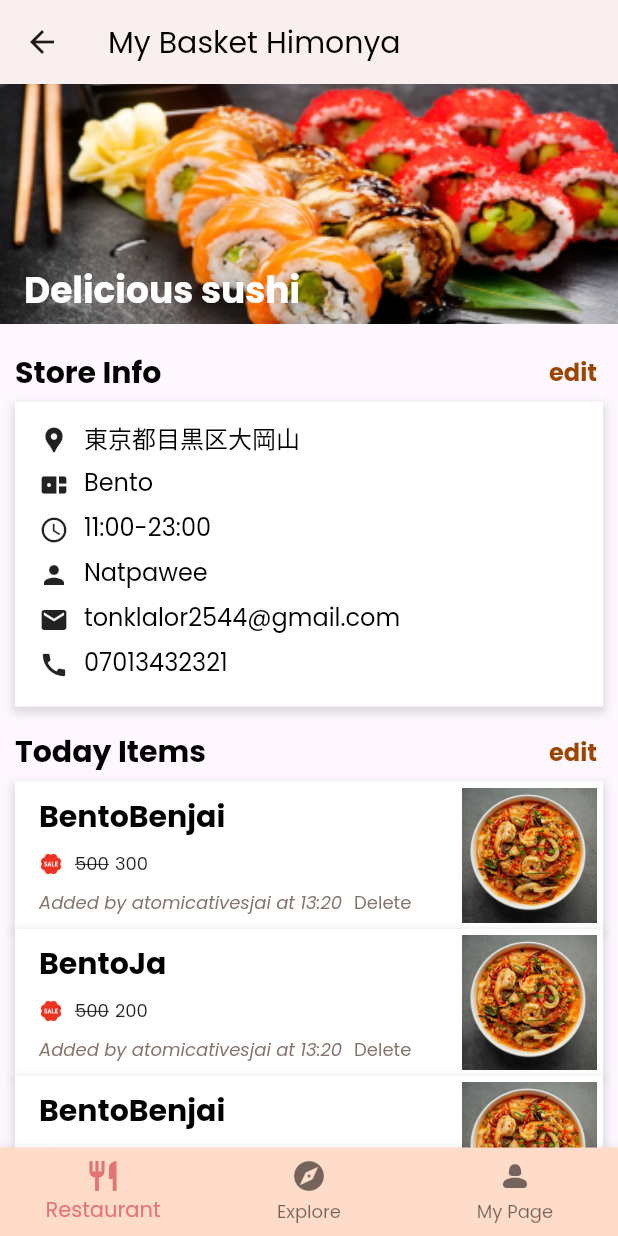
After one commit to supawichable/ReFoodable, a Flutter app: the RestaurantMyPage screen opened directly, after a tap on "edit", on a phone screen of 412 x 824 dp. The commit adds this screen. Run offline on Flutter 3.47's test engine with Material 2 defaults, Android fonts, the phone set to English and light mode, and no system bars; our stand-ins replace anim_search_bar, auto_route, cloud_firestore, firebase_auth, firebase_core, flutter_dotenv and 4 more; accounts and stored records are empty; generated files the repository leaves out were written again.

```diff
--- a/lib/home/my_page.dart
+++ b/lib/home/my_page.dart
@@ -6,6 +6,7 @@ import 'package:cloud_firestore/cloud_firestore.dart';
 import 'package:firebase_core/firebase_core.dart';
 
 import '../models/restaurant/_restaurant.dart';
+import '../screens/restaurant_my_page.dart';
 
 class MyPage extends StatelessWidget {
   const MyPage({super.key});
@@ -73,8 +74,11 @@ class _LoggedInState extends State<LoggedIn> {
     return Column(mainAxisAlignment: MainAxisAlignment.center, children: [
       // sign in page button
       ElevatedButton(
-        onPressed: () {},
-        child: const Text('Query Restaurant'),
+        onPressed: () {
+          Navigator.push(context,
+              MaterialPageRoute(builder: (context) => RestaurantMyPage()));
+        },
+        child: const Text('Go to Restaurant'),
       ),
       ElevatedButton(
         onPressed: () {
--- /dev/null
+++ b/lib/screens/restaurant_my_page.dart
@@ -0,0 +1,110 @@
+import 'package:flutter/material.dart';
+import 'package:gdsctokyo/home/explore.dart';
+import 'package:gdsctokyo/home/my_page.dart';
+import 'package:gdsctokyo/home/restaurant.dart';
+import 'package:gdsctokyo/theme/color_schemes.g.dart';
+import 'package:gdsctokyo/widgets/big_text.dart';
+import 'package:gdsctokyo/widgets/my_items.dart';
+import 'package:gdsctokyo/widgets/store_info.dart';
+import 'package:gdsctokyo/widgets/today_items.dart';
+
+class RestaurantMyPage extends StatefulWidget {
+  const RestaurantMyPage({super.key});
+
+  @override
+  State<RestaurantMyPage> createState() => _RestaurantMyPageState();
+}
+
+class _RestaurantMyPageState extends State<RestaurantMyPage> {
+  int currentPage = 0;
+  List<Widget> pages = [
+    RestaurantPage(),
+    Explore(),
+    MyPage(),
+  ];
+
+  // titles = ['Restaurant', 'Explore', 'My Page']
+
+  @override
+  Widget build(BuildContext context) {
+    return Scaffold(
+      appBar: AppBar(
+        title: BigText(text: 'My Basket Himonya'),
+        elevation: 2,
+      ),
+      body: SingleChildScrollView(
+        child: Column(
+          // mainAxisAlignment: MainAxisAlignment.center,
+          children: [
+            Stack(
+              // fit: StackFit.expand,
+              children: [
+                Container(
+                  width: double.infinity,
+                  height: 160,
+                  decoration: BoxDecoration(
+                      image: DecorationImage(
+                    image: AssetImage('lib/assets/images/sushi.png'),
+                    fit: BoxFit.cover,
+                  )),
+                ),
+                Positioned(
+                  left: 16.0,
+                  bottom: 4.0,
+                  child: Text(
+                    'Delicious sushi',
+                    style: TextStyle(
+                      color: Colors.white,
+                      fontSize: 24.0,
+                      fontWeight: FontWeight.bold,
+                    ),
+                  ),
+                )
+              ],
+            ),
+            // Container(
+            //   width: double.infinity,
+            //   height: 200,
+            //   decoration: BoxDecoration(
+            //       image: DecorationImage(
+            //     image: AssetImage('lib/assets/images/sushi.png'),
+            //     fit: BoxFit.cover,
+            //   )),
+            // ),
+
+            StoreInfo(),
+            TodayItems(),
+            MyItems(),
+          ],
+        ),
+      ),
+      bottomNavigationBar: BottomNavigationBar(
+        backgroundColor: lightColorScheme.primaryContainer,
+        selectedItemColor: Colors.red[300],
+        items: [
+          BottomNavigationBarItem(
+              icon: Icon(
+                Icons.restaurant,
+              ),
+              label: 'Restaurant'),
+          BottomNavigationBarItem(
+              icon: Icon(
+                Icons.explore,
+              ),
+              label: 'Explore'),
+          BottomNavigationBarItem(
+              icon: Icon(
+                Icons.person_2_rounded,
+              ),
+              label: 'My Page'),
+        ],
+        onTap: (int index) {
+          setState(() {
+            currentPage = index;
+          });
+        },
+        currentIndex: currentPage,
+      ),
+    );
+  }
+}
--- /dev/null
+++ b/lib/widgets/item.dart
@@ -0,0 +1,144 @@
+import 'package:flutter/material.dart';
+import 'package:gdsctokyo/widgets/big_text_bold.dart';
+import 'package:gdsctokyo/widgets/description_text.dart';
+
+class Item extends StatefulWidget {
+  final String menuName;
+  final double normalPrice;
+  final double discountedPrice;
+  final String imageLocation;
+  final String addedName;
+  final String addedTime;
+
+  const Item({
+    Key? key,
+    required this.menuName,
+    required this.normalPrice,
+    this.discountedPrice = 0,
+    required this.imageLocation,
+    required this.addedName,
+    required this.addedTime,
+  }) : super(key: key);
+
+  @override
+  State<Item> createState() => _ItemState();
+}
+
+class _ItemState extends State<Item> {
+  @override
+  Widget build(BuildContext context) {
+    String timeString = widget.addedTime.substring(11, 16);
+    return Container(
+      // height: 130,
+      decoration: BoxDecoration(color: Colors.white, boxShadow: [
+        BoxShadow(
+          color: Colors.grey.withOpacity(0.3),
+          spreadRadius: 2,
+          blurRadius: 4,
+          offset: Offset(0, 3),
+        )
+      ]),
+      child: Row(
+        mainAxisAlignment: MainAxisAlignment.spaceBetween,
+        children: [
+          Container(
+            margin: EdgeInsets.only(
+              left: 16,
+              right: 10,
+            ),
+            child: Column(
+              crossAxisAlignment: CrossAxisAlignment.start,
+              mainAxisAlignment: MainAxisAlignment.spaceBetween,
+              children: [
+                Container(child: BigBoldText(text: widget.menuName, size: 20)),
+                SizedBox(height: 8),
+                Container(
+                  child: Row(
+                    children: [
+                      Container(
+                        margin: EdgeInsets.only(
+                          right: 8,
+                        ),
+                        width: 16,
+                        height: 16,
+                        decoration: BoxDecoration(
+                          image: DecorationImage(
+                            image: AssetImage('lib/assets/images/Sale.png'),
+                            fit: BoxFit.cover,
+                          ),
+                        ),
+                      ),
+                      Row(
+                        children: [
+                          Text(
+                            widget.normalPrice.toInt().toString(),
+                            style: TextStyle(
+                              decoration: TextDecoration.lineThrough,
+                              fontFamily: 'Poppins',
+                              fontSize: 12,
+                            ),
+                          ),
+                          SizedBox(width: 4),
+                          Text(
+                            widget.discountedPrice.toInt().toString(),
+                            style: TextStyle(
+                              fontFamily: 'Poppins',
+                              fontSize: 12,
+                            ),
+                          )
+                        ],
+                      )
+                    ],
+                  ),
+                ),
+                SizedBox(height: 8),
+                Container(
+                  child: Row(
+                    children: [
+                      Text(
+                        "Added by ${widget.addedName} at $timeString",
+                        style: TextStyle(
+                          color: Theme.of(context).colorScheme.outline,
+                          fontFamily: 'Poppins',
+                          fontSize: 12,
+                          fontStyle: FontStyle.italic,
+                        ),
+                      ),
+                      SizedBox(width: 8),
+                      GestureDetector(
+                        onTap: () {},
+                        child: Text(
+                          'Delete',
+                          maxLines: 1, // making sure overflow works propperly
+                          overflow: TextOverflow.ellipsis,
+                          style: TextStyle(
+                            color: Theme.of(context).colorScheme.outline,
+                            fontSize: 12,
+                            fontFamily: 'Poppins',
+                          ),
+                        ),
+                      )
+                    ],
+                  ),
+                ),
+              ],
+            ),
+          ),
+          Container(
+            margin: EdgeInsets.all(
+              4,
+            ),
+            width: 90,
+            height: 90,
+            decoration: BoxDecoration(
+              image: DecorationImage(
+                image: AssetImage(widget.imageLocation),
+                fit: BoxFit.cover,
+              ),
+            ),
+          ),
+        ],
+      ),
+    );
+  }
+}
--- /dev/null
+++ b/lib/widgets/my_items.dart
@@ -0,0 +1,117 @@
+import 'package:flutter/material.dart';
+import 'package:gdsctokyo/widgets/big_text_bold.dart';
+import 'package:gdsctokyo/widgets/description_text.dart';
+import 'package:gdsctokyo/widgets/item.dart';
+
+class MyItems extends StatefulWidget {
+  const MyItems({
+    Key? key,
+  }) : super(key: key);
+
+  @override
+  State<MyItems> createState() => _MyItemsState();
+}
+
+class _MyItemsState extends State<MyItems> {
+  @override
+  Widget build(BuildContext context) {
+    return Padding(
+      padding: EdgeInsets.only(
+        right: 10,
+        left: 10,
+        bottom: 10,
+      ),
+      child: Column(
+        children: [
+          Container(
+            child: Row(
+              // crossAxisAlignment: CrossAxisAlignment.end,
+              mainAxisAlignment: MainAxisAlignment.spaceBetween,
+              children: [
+                Container(
+                  child: Text(
+                    'My Items',
+                    maxLines: 1, // making sure overflow works propperly
+                    overflow: TextOverflow.ellipsis,
+                    style: TextStyle(
+                      color: Colors.black,
+                      fontWeight: FontWeight.bold,
+                      fontSize: 20,
+                      fontFamily: 'Poppins',
+                    ),
+                  ),
+                ),
+                TextButton(
+                  onPressed: () {},
+                  style: ButtonStyle(
+                    minimumSize: MaterialStateProperty.all(Size.zero),
+                    visualDensity: VisualDensity.compact,
+                    padding: MaterialStateProperty.all<EdgeInsetsGeometry>(
+                        EdgeInsets.zero),
+                    backgroundColor:
+                        MaterialStateProperty.all<Color>(Colors.transparent),
+                  ),
+                  child: Text(
+                    'edit',
+                    maxLines: 1, // making sure overflow works propperly
+                    overflow: TextOverflow.ellipsis,
+                    style: TextStyle(
+                      color: Theme.of(context).colorScheme.primary,
+                      fontWeight: FontWeight.bold,
+                      fontSize: 16,
+                      fontFamily: 'Poppins',
+                    ),
+                  ),
+                )
+              ],
+            ),
+          ),
+          Column(
+            children: [
+              Item(
+                menuName: "BentoBenjai",
+                normalPrice: 500,
+                discountedPrice: 300,
+                imageLocation: 'lib/assets/images/tomyum.jpg',
+                addedName: "atomicativesjai",
+                addedTime: "2022-10-05 13:20:00",
+              ),
+              Item(
+                menuName: "BentoJa",
+                normalPrice: 500,
+                discountedPrice: 200,
+                imageLocation: 'lib/assets/images/tomyum.jpg',
+                addedName: "atomicativesjai",
+                addedTime: "2022-10-05 13:20:00",
+              ),
+              Item(
+                menuName: "BentoBenjai",
+                normalPrice: 500,
+                discountedPrice: 300,
+                imageLocation: 'lib/assets/images/tomyum.jpg',
+                addedName: "atomicativesjai",
+                addedTime: "2022-10-05 13:20:00",
+              ),
+              Container(
+                height: 24,
+                width: double.infinity,
+                decoration: BoxDecoration(color: Colors.white, boxShadow: [
+                  BoxShadow(
+                    color: Colors.grey.withOpacity(0.3),
+                    spreadRadius: 2,
+                    blurRadius: 4,
+                    offset: Offset(0, 3),
+                  )
+                ]),
+                child: Icon(
+                  Icons.more_horiz,
+                  size: 24,
+                ),
+              ),
+            ],
+          ),
+        ],
+      ),
+    );
+  }
+}
--- /dev/null
+++ b/lib/widgets/store_info.dart
@@ -0,0 +1,203 @@
+import 'package:flutter/material.dart';
+import 'package:gdsctokyo/widgets/big_text_bold.dart';
+import 'package:gdsctokyo/widgets/description_text.dart';
+
+class StoreInfo extends StatefulWidget {
+  const StoreInfo({
+    Key? key,
+  }) : super(key: key);
+
+  @override
+  State<StoreInfo> createState() => _StoreInfoState();
+}
+
+class _StoreInfoState extends State<StoreInfo> {
+  @override
+  Widget build(BuildContext context) {
+    return Padding(
+      padding: EdgeInsets.only(
+        right: 10,
+        left: 10,
+        bottom: 10,
+      ),
+      child: Column(
+        children: [
+          SizedBox(
+            height: 12,
+          ),
+          Container(
+            child: Row(
+              // crossAxisAlignment: CrossAxisAlignment.end,
+              mainAxisAlignment: MainAxisAlignment.spaceBetween,
+              children: [
+                Container(
+                  child: Text(
+                    'Store Info',
+                    maxLines: 1, // making sure overflow works propperly
+                    overflow: TextOverflow.ellipsis,
+                    style: TextStyle(
+                      color: Colors.black,
+                      fontWeight: FontWeight.bold,
+                      fontSize: 20,
+                      fontFamily: 'Poppins',
+                    ),
+                  ),
+                ),
+                TextButton(
+                  onPressed: () {},
+                  style: ButtonStyle(
+                    minimumSize: MaterialStateProperty.all(Size.zero),
+                    visualDensity: VisualDensity.compact,
+                    padding: MaterialStateProperty.all<EdgeInsetsGeometry>(
+                        EdgeInsets.zero),
+                    backgroundColor:
+                        MaterialStateProperty.all<Color>(Colors.transparent),
+                  ),
+                  child: Text(
+                    'edit',
+                    maxLines: 1, // making sure overflow works propperly
+                    overflow: TextOverflow.ellipsis,
+                    style: TextStyle(
+                      color: Theme.of(context).colorScheme.primary,
+                      fontWeight: FontWeight.bold,
+                      fontSize: 16,
+                      fontFamily: 'Poppins',
+                    ),
+                  ),
+                )
+              ],
+            ),
+          ),
+          Container(
+            // height: 130,
+            decoration: BoxDecoration(color: Colors.white, boxShadow: [
+              BoxShadow(
+                color: Colors.grey.withOpacity(0.3),
+                spreadRadius: 2,
+                blurRadius: 4,
+                offset: Offset(0, 3),
+              )
+            ]),
+            child: Container(
+              margin: EdgeInsets.only(
+                bottom: 18,
+                left: 16,
+                right: 16,
+              ),
+              child: Column(
+                crossAxisAlignment: CrossAxisAlignment.start,
+                children: [
+                  Container(
+                    margin: EdgeInsets.only(
+                      top: 15,
+                    ),
+                    child: Row(
+                      children: [
+                        Container(
+                          margin: EdgeInsets.only(
+                            right: 10,
+                          ),
+                          child: Icon(
+                            Icons.location_pin,
+                            size: 20,
+                          ),
+                        ),
+                        DescriptionText(size: 16, text: '東京都目黒区大岡山')
+                      ],
+                    ),
+                  ),
+                  SizedBox(height: 10),
+                  Container(
+                    child: Row(
+                      children: [
+                        Container(
+                          margin: EdgeInsets.only(
+                            right: 10,
+                          ),
+                          child: Icon(
+                            Icons.bento,
+                            size: 20,
+                          ),
+                        ),
+                        DescriptionText(size: 16, text: 'Bento')
+                      ],
+                    ),
+                  ),
+                  SizedBox(height: 10),
+                  Container(
+                    child: Row(
+                      children: [
+                        Container(
+                          margin: EdgeInsets.only(
+                            right: 10,
+                          ),
+                          child: Icon(
+                            Icons.schedule,
+                            size: 20,
+                          ),
+                        ),
+                        DescriptionText(size: 16, text: '11:00-23:00')
+                      ],
+                    ),
+                  ),
+                  SizedBox(height: 10),
+                  Container(
+                    child: Row(
+                      children: [
+                        Container(
+                          margin: EdgeInsets.only(
+                            right: 10,
+                          ),
+                          child: Icon(
+                            Icons.person,
+                            size: 20,
+                          ),
+                        ),
+                        DescriptionText(size: 16, text: 'Natpawee')
+                      ],
+                    ),
+                  ),
+                  SizedBox(height: 10),
+                  Container(
+                    child: Row(
+                      children: [
+                        Container(
+                          margin: EdgeInsets.only(
+                            right: 10,
+                          ),
+                          child: Icon(
+                            Icons.email,
+                            size: 20,
+                          ),
+                        ),
+                        DescriptionText(
+                            size: 16, text: 'tonklalor2544@gmail.com')
+                      ],
+                    ),
+                  ),
+                  SizedBox(height: 10),
+                  Container(
+                    child: Row(
+                      children: [
+                        Container(
+                          margin: EdgeInsets.only(
+                            right: 10,
+                          ),
+                          child: Icon(
+                            Icons.call,
+                            size: 20,
+                          ),
+                        ),
+                        DescriptionText(size: 16, text: '07013432321')
+                      ],
+                    ),
+                  ),
+                ],
+              ),
+            ),
+          ),
+        ],
+      ),
+    );
+  }
+}
--- /dev/null
+++ b/lib/widgets/today_items.dart
@@ -0,0 +1,117 @@
+import 'package:flutter/material.dart';
+import 'package:gdsctokyo/widgets/big_text_bold.dart';
+import 'package:gdsctokyo/widgets/description_text.dart';
+import 'package:gdsctokyo/widgets/item.dart';
+
+class TodayItems extends StatefulWidget {
+  const TodayItems({
+    Key? key,
+  }) : super(key: key);
+
+  @override
+  State<TodayItems> createState() => _TodayItemsState();
+}
+
+class _TodayItemsState extends State<TodayItems> {
+  @override
+  Widget build(BuildContext context) {
+    return Padding(
+      padding: EdgeInsets.only(
+        right: 10,
+        left: 10,
+        bottom: 10,
+      ),
+      child: Column(
+        children: [
+          Container(
+            child: Row(
+              // crossAxisAlignment: CrossAxisAlignment.end,
+              mainAxisAlignment: MainAxisAlignment.spaceBetween,
+              children: [
+                Container(
+                  child: Text(
+                    'Today Items',
+                    maxLines: 1, // making sure overflow works propperly
+                    overflow: TextOverflow.ellipsis,
+                    style: TextStyle(
+                      color: Colors.black,
+                      fontWeight: FontWeight.bold,
+                      fontSize: 20,
+                      fontFamily: 'Poppins',
+                    ),
+                  ),
+                ),
+                TextButton(
+                  onPressed: () {},
+                  style: ButtonStyle(
+                    minimumSize: MaterialStateProperty.all(Size.zero),
+                    visualDensity: VisualDensity.compact,
+                    padding: MaterialStateProperty.all<EdgeInsetsGeometry>(
+                        EdgeInsets.zero),
+                    backgroundColor:
+                        MaterialStateProperty.all<Color>(Colors.transparent),
+                  ),
+                  child: Text(
+                    'edit',
+                    maxLines: 1, // making sure overflow works propperly
+                    overflow: TextOverflow.ellipsis,
+                    style: TextStyle(
+                      color: Theme.of(context).colorScheme.primary,
+                      fontWeight: FontWeight.bold,
+                      fontSize: 16,
+                      fontFamily: 'Poppins',
+                    ),
+                  ),
+                )
+              ],
+            ),
+          ),
+          Column(
+            children: [
+              Item(
+                menuName: "BentoBenjai",
+                normalPrice: 500,
+                discountedPrice: 300,
+                imageLocation: 'lib/assets/images/tomyum.jpg',
+                addedName: "atomicativesjai",
+                addedTime: "2022-10-05 13:20:00",
+              ),
+              Item(
+                menuName: "BentoJa",
+                normalPrice: 500,
+                discountedPrice: 200,
+                imageLocation: 'lib/assets/images/tomyum.jpg',
+                addedName: "atomicativesjai",
+                addedTime: "2022-10-05 13:20:00",
+              ),
+              Item(
+                menuName: "BentoBenjai",
+                normalPrice: 500,
+                discountedPrice: 300,
+                imageLocation: 'lib/assets/images/tomyum.jpg',
+                addedName: "atomicativesjai",
+                addedTime: "2022-10-05 16:20:00",
+              ),
+              Container(
+                height: 24,
+                width: double.infinity,
+                decoration: BoxDecoration(color: Colors.white, boxShadow: [
+                  BoxShadow(
+                    color: Colors.grey.withOpacity(0.3),
+                    spreadRadius: 2,
+                    blurRadius: 4,
+                    offset: Offset(0, 3),
+                  )
+                ]),
+                child: Icon(
+                  Icons.more_horiz,
+                  size: 24,
+                ),
+              ),
+            ],
+          ),
+        ],
+      ),
+    );
+  }
+}
```
Also changed, not shown: lib/assets/images/Sale.png (added), lib/assets/images/sushi.png (added).
